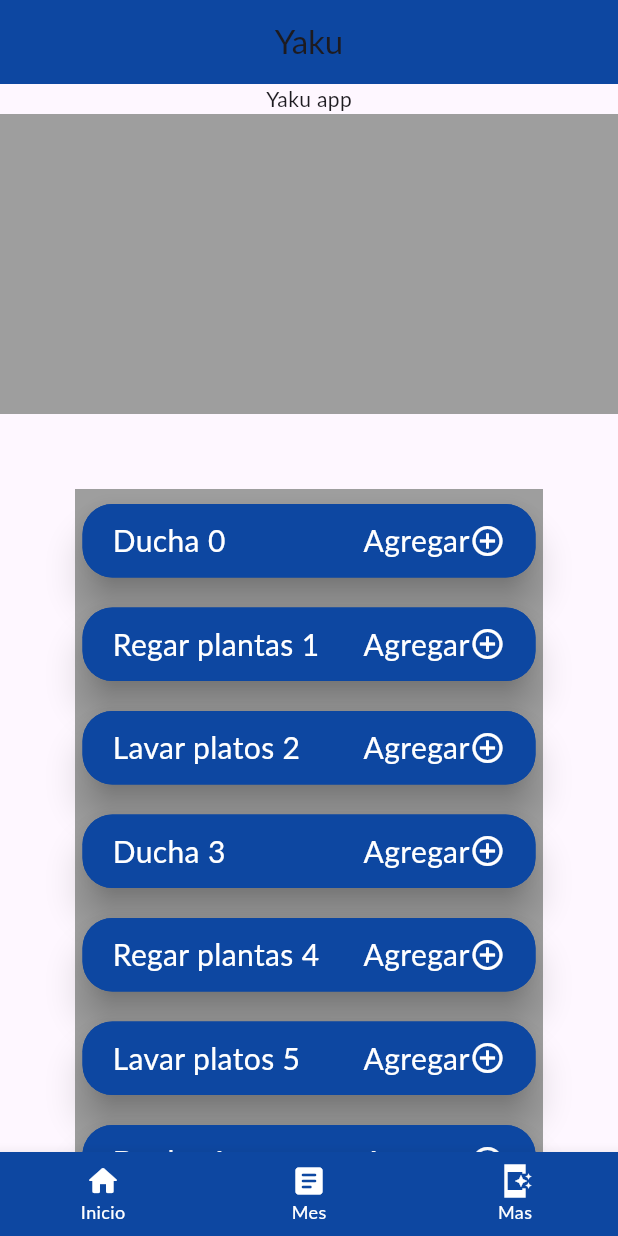
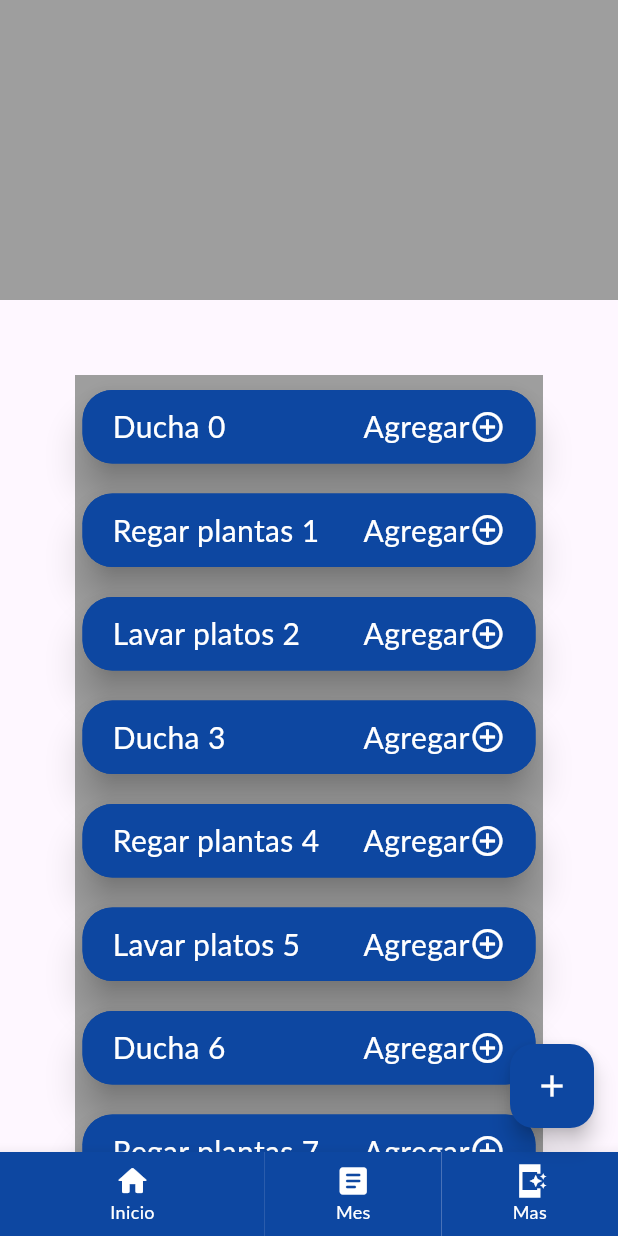
Before and after one commit to Maxaplays/agua_project, a Flutter app: the screen it shows after launch, on a phone screen of 412 x 824 dp. Run offline on Flutter 3.47's test engine with Material 3 defaults, Android fonts, the light colour scheme and no system bars; Roboto replaces fonts that are missing (Lato).

Commit message:
feat:  add new screen

```diff
--- a/lib/main.dart
+++ b/lib/main.dart
@@ -1,3 +1,4 @@
+import 'package:agua_project/pages/add_activity/add_activity.dart';
 import 'package:agua_project/ui/ui_main.dart';
 import 'package:flutter/material.dart';
 
@@ -14,8 +15,19 @@ class MyApp extends StatelessWidget {
       debugShowCheckedModeBanner: false,
       title: 'APP',
       themeMode: ThemeMode.system,
-      theme: ThemeData(primaryColor: Colors.blue[900], fontFamily: 'Lato'),
-      routes: {'/': (ctx) => Ui()},
+      theme: ThemeData(
+        primaryColor: Colors.blue[900],
+        fontFamily: 'Lato',
+        textSelectionTheme: const TextSelectionThemeData(
+          cursorColor: Color.fromRGBO(13, 71, 161, 1),
+          selectionColor: Color.fromARGB(255, 128, 124, 124),
+          selectionHandleColor: Color.fromRGBO(13, 71, 161, 1),
+        ),
+      ),
+      routes: {
+        '/': (ctx) => UI(),
+        AddActivity.routeName: (ctx) => AddActivity(),
+      },
     );
   }
 }
--- a/lib/pages/home/home_page.dart
+++ b/lib/pages/home/home_page.dart
@@ -33,7 +33,6 @@ class _HomeState extends State<Home> {
           crossAxisAlignment: CrossAxisAlignment.start,
           mainAxisSize: MainAxisSize.min,
           children: [
-            Center(child: const Text("Yaku app")),
             Container(
               width: MediaQuery.of(context).size.width,
               height: 200,
--- a/lib/ui/ui_main.dart
+++ b/lib/ui/ui_main.dart
@@ -1,15 +1,16 @@
+import 'package:agua_project/pages/add_activity/add_activity.dart';
 import 'package:agua_project/pages/home/home_page.dart';
 import 'package:flutter/material.dart';
 
-class Ui extends StatefulWidget {
+class UI extends StatefulWidget {
   static const routeName = '/UI';
 
-  const Ui({super.key});
+  const UI({super.key});
   @override
-  State<Ui> createState() => _UiState();
+  State<UI> createState() => _UIState();
 }
 
-class _UiState extends State<Ui> {
+class _UIState extends State<UI> {
   int _selectedIndex = 0;
   @override
   void initState() {
@@ -43,13 +44,20 @@ class _UiState extends State<Ui> {
   @override
   Widget build(BuildContext context) {
     return Scaffold(
-      appBar: AppBar(
+      body: SafeArea(child: Home()),
+      floatingActionButton: FloatingActionButton(
+        foregroundColor: Colors.white,
         backgroundColor: Theme.of(context).primaryColor,
-        centerTitle: true,
-        title: Text("Yaku"),
+        child: Icon(Icons.add),
+        onPressed: () => {
+          Navigator.push(
+            context,
+            MaterialPageRoute(builder: (context) => AddActivity()),
+          ),
+        },
       ),
-      body: Home(),
       bottomNavigationBar: BottomNavigationBar(
+        type: BottomNavigationBarType.shifting,
         selectedFontSize: 0,
         onTap: _selectPage,
         selectedItemColor: Colors.white,
```
Also changed, not shown: lib/pages/add_activity/add_activity.dart (added, +138 -0 lines).
